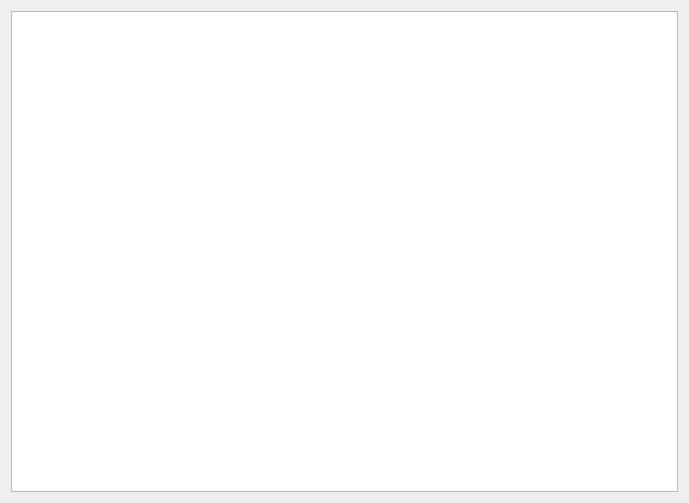
This is src/main/resources/base/template/wadtable.ui in karlpet/WadLauncher as Qt 5 draws it before an edit. The edited form follows.
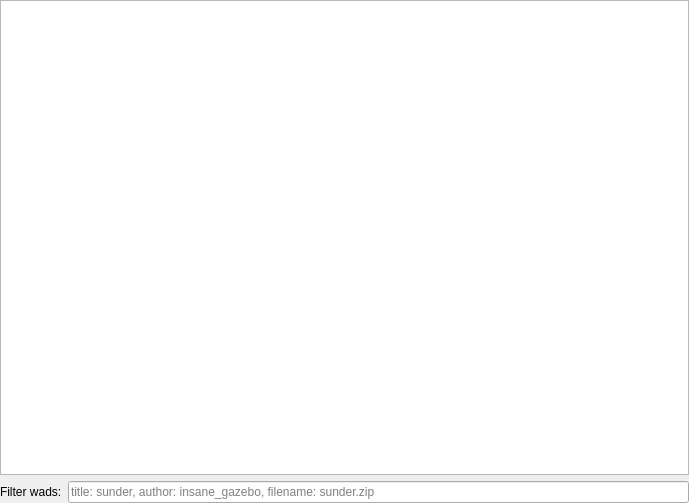
This is the edited form.

Commit message: Add filtering by comma separated key:value string to table view!

The edit to the form file:
```diff
--- a/src/main/resources/base/template/wadtable.ui
+++ b/src/main/resources/base/template/wadtable.ui
@@ -13,9 +13,60 @@
   <property name="windowTitle">
    <string>Form</string>
   </property>
-  <layout class="QVBoxLayout" name="verticalLayout">
-   <item>
-    <widget class="QTableView" name="wadtable"/>
+  <layout class="QGridLayout" name="gridLayout">
+   <property name="leftMargin">
+    <number>0</number>
+   </property>
+   <property name="topMargin">
+    <number>0</number>
+   </property>
+   <property name="rightMargin">
+    <number>0</number>
+   </property>
+   <property name="bottomMargin">
+    <number>0</number>
+   </property>
+   <item row="1" column="1">
+    <widget class="QLineEdit" name="wadtable_filter">
+     <property name="placeholderText">
+      <string>title: sunder, author: insane_gazebo, filename: sunder.zip</string>
+     </property>
+    </widget>
+   </item>
+   <item row="1" column="0">
+    <widget class="QLabel" name="label">
+     <property name="text">
+      <string>Filter wads:</string>
+     </property>
+    </widget>
+   </item>
+   <item row="0" column="0" colspan="2">
+    <widget class="QTableView" name="wadtable">
+     <property name="dragDropOverwriteMode">
+      <bool>false</bool>
+     </property>
+     <property name="alternatingRowColors">
+      <bool>true</bool>
+     </property>
+     <property name="selectionMode">
+      <enum>QAbstractItemView::SingleSelection</enum>
+     </property>
+     <property name="selectionBehavior">
+      <enum>QAbstractItemView::SelectRows</enum>
+     </property>
+     <property name="gridStyle">
+      <enum>Qt::NoPen</enum>
+     </property>
+     <attribute name="horizontalHeaderCascadingSectionResizes">
+      <bool>false</bool>
+     </attribute>
+     <attribute name="horizontalHeaderStretchLastSection">
+      <bool>true</bool>
+     </attribute>
+     <attribute name="verticalHeaderVisible">
+      <bool>false</bool>
+     </attribute>
+    </widget>
    </item>
   </layout>
  </widget>
```
The commit also changes 6 other files.
